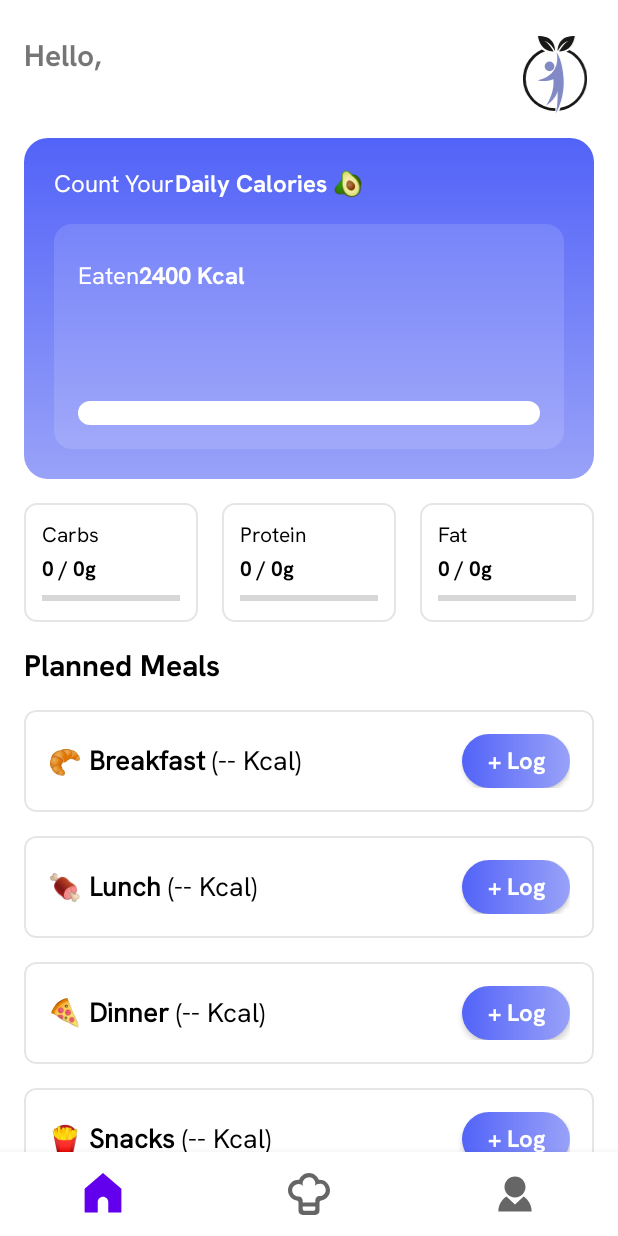
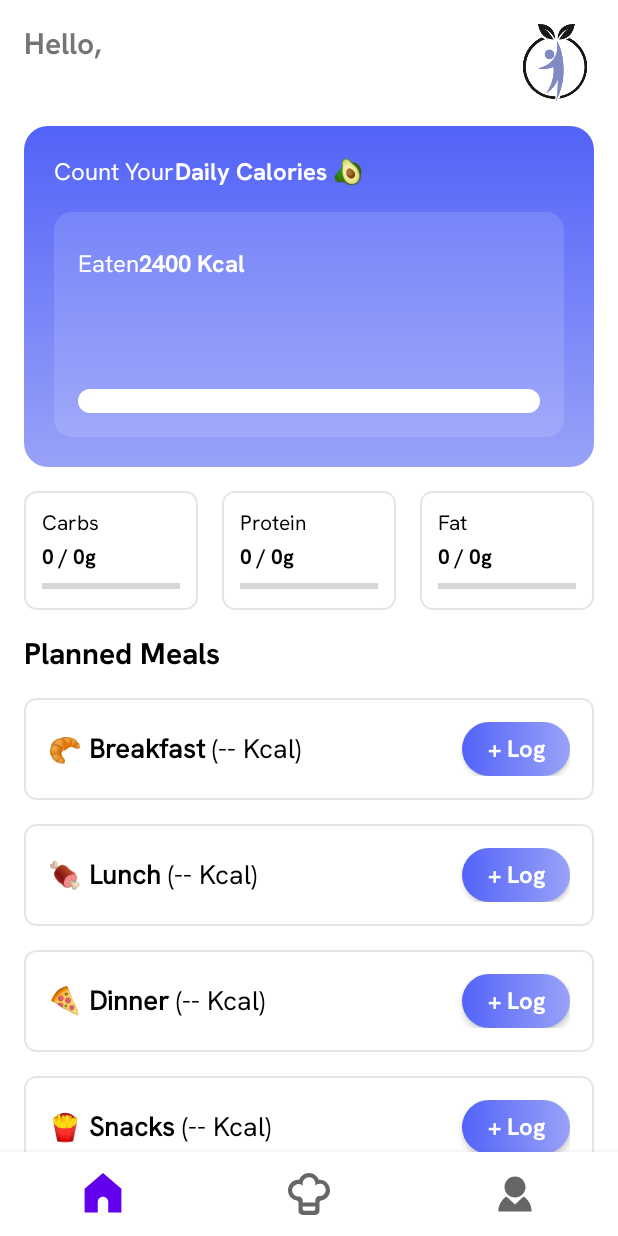
Before and after one commit to aimarmln/NutriVision, an Android app: the MainActivity screen opened directly, with no data from a screen before it, on a phone screen of 412 x 824 dp. Run offline under Robolectric (Android 15) with nearby library versions, the phone set to English and light mode, and no system bars; our stand-ins replace navigation-ui.

Commit message:
Bug fixes: Main Activity

```diff
--- a/app/src/main/java/com/example/nutrivision/ui/home/HomeFragment.kt
+++ b/app/src/main/java/com/example/nutrivision/ui/home/HomeFragment.kt
@@ -44,6 +44,7 @@ class HomeFragment : Fragment() {
     private lateinit var snacksItemMealAdapter: ItemMealAdapter
 
     private var hasAnimatedOnce = false
+    private var hasRefreshedHomeOnce = false
 
     // This property is only valid between onCreateView and
     // onDestroyView.
@@ -56,13 +57,6 @@ class HomeFragment : Fragment() {
     ): View {
         _binding = FragmentHomeBinding.inflate(inflater, container, false)
         val root: View = binding.root
-
-        val pref = SettingPreferences.getInstance(requireContext().dataStore)
-        lifecycleScope.launch {
-            val accessToken = pref.accessToken.first() ?: "Unknown access token"
-            val refreshToken = pref.refreshToken.first() ?: "Unknown refresh token"
-            homeViewModel.home(accessToken, refreshToken)
-        }
 
         breakfastItemMealAdapter = ItemMealAdapter()
         binding.rvBreakfast.layoutManager = LinearLayoutManager(requireContext())
@@ -146,7 +140,11 @@ class HomeFragment : Fragment() {
                 binding.tvFat.text = fatText
                 binding.fatProgressBar.max = fatsPerDay ?: 0
                 if (!hasAnimatedOnce) {
-                    animateProgressBar(binding.fatProgressBar, fatsEaten ?: 0)
+                    if (fatsEaten != null && fatsPerDay != null && fatsEaten >= fatsPerDay) {
+                        animateProgressBar(binding.fatProgressBar, fatsPerDay ?: 0)
+                    } else {
+                        animateProgressBar(binding.fatProgressBar, fatsEaten ?: 0)
+                    }
                 } else {
                     binding.fatProgressBar.progress = fatsEaten ?: 0
                 }
@@ -243,7 +241,6 @@ class HomeFragment : Fragment() {
                 } else {
                     snacksItemMealAdapter.submitList(emptyList())
                 }
-
             }
         }
 
@@ -261,6 +258,16 @@ class HomeFragment : Fragment() {
 
         binding.btnLogSnacks.setOnClickListener {
             navigateToMealActivity("Snacks")
+        }
+
+        val navView = requireActivity().findViewById<View>(R.id.nav_view)
+        navView?.post {
+            binding.scrollView.setPadding(
+                binding.scrollView.paddingLeft,
+                binding.scrollView.paddingTop,
+                binding.scrollView.paddingRight,
+                navView.height
+            )
         }
 
         return root
@@ -292,8 +299,24 @@ class HomeFragment : Fragment() {
 
     override fun onResume() {
         super.onResume()
+
+        if (!hasRefreshedHomeOnce) {
+            hasRefreshedHomeOnce = true
+
+            view?.post {
+                parentFragmentManager.beginTransaction()
+                    .detach(this)
+                    .commitNowAllowingStateLoss()
+
+                parentFragmentManager.beginTransaction()
+                    .attach(this)
+                    .commitNowAllowingStateLoss()
+            }
+            return
+        }
+
+        val pref = SettingPreferences.getInstance(requireContext().dataStore)
         lifecycleScope.launch {
-            val pref = SettingPreferences.getInstance(requireContext().dataStore)
             val accessToken = pref.accessToken.first() ?: "Unknown access token"
             val refreshToken = pref.refreshToken.first() ?: "Unknown refresh token"
             homeViewModel.home(accessToken, refreshToken)
--- a/app/src/main/res/layout/activity_main.xml
+++ b/app/src/main/res/layout/activity_main.xml
@@ -12,7 +12,7 @@
         android:layout_width="match_parent"
         android:layout_height="match_parent"
         app:defaultNavHost="true"
-        app:layout_constraintBottom_toTopOf="@id/nav_view"
+        app:layout_constraintBottom_toBottomOf="@id/nav_view"
         app:layout_constraintLeft_toLeftOf="parent"
         app:layout_constraintRight_toRightOf="parent"
         app:layout_constraintTop_toTopOf="parent"
--- a/app/src/main/res/layout/fragment_home.xml
+++ b/app/src/main/res/layout/fragment_home.xml
@@ -2,23 +2,23 @@
 <ScrollView xmlns:android="http://schemas.android.com/apk/res/android"
     xmlns:app="http://schemas.android.com/apk/res-auto"
     xmlns:tools="http://schemas.android.com/tools"
+    android:id="@+id/scrollView"
     android:layout_width="match_parent"
     android:layout_height="match_parent"
     android:fillViewport="true"
     android:scrollbars="none"
-    android:layout_marginBottom="?attr/actionBarSize"
     tools:context=".ui.home.HomeFragment">
 
     <androidx.constraintlayout.widget.ConstraintLayout
         android:layout_width="match_parent"
         android:layout_height="wrap_content"
-        android:layout_marginHorizontal="16dp">
+        android:layout_marginHorizontal="16dp"
+        android:paddingTop="16dp">
 
         <TextView
             android:id="@+id/tvGreetings"
             android:layout_width="wrap_content"
             android:layout_height="wrap_content"
-            android:layout_marginTop="24dp"
             android:fontFamily="@font/hanken_grotesk_bold"
             android:text="@string/dashboard_greetings"
             android:textSize="20sp"
@@ -40,7 +40,6 @@
             android:id="@+id/imageView16"
             android:layout_width="52dp"
             android:layout_height="52dp"
-            android:layout_marginTop="24dp"
             app:layout_constraintEnd_toEndOf="parent"
             app:layout_constraintTop_toTopOf="parent"
             app:srcCompat="@drawable/ic_nutrivision" />
@@ -56,7 +55,6 @@
             app:layout_constraintEnd_toEndOf="parent"
             app:layout_constraintStart_toStartOf="parent"
             app:layout_constraintTop_toBottomOf="@+id/tvUsername">
-
 
             <LinearLayout
                 android:layout_width="match_parent"
@@ -324,7 +322,8 @@
             android:orientation="vertical"
             app:layout_constraintEnd_toEndOf="parent"
             app:layout_constraintStart_toStartOf="parent"
-            app:layout_constraintTop_toBottomOf="@id/tvPlannedMeals">
+            app:layout_constraintTop_toBottomOf="@id/tvPlannedMeals"
+            app:layout_constraintBottom_toBottomOf="parent">
 
             <!-- Breakfast Card -->
             <com.google.android.material.card.MaterialCardView
@@ -336,7 +335,6 @@
                 app:cardElevation="0dp"
                 app:layout_constraintEnd_toEndOf="parent"
                 app:layout_constraintStart_toStartOf="parent"
-                app:layout_constraintTop_toBottomOf="@+id/edtSearch"
                 app:strokeColor="#1A000000"
                 app:strokeWidth="1dp">
 
@@ -397,7 +395,6 @@
                 app:cardElevation="0dp"
                 app:layout_constraintEnd_toEndOf="parent"
                 app:layout_constraintStart_toStartOf="parent"
-                app:layout_constraintTop_toBottomOf="@+id/edtSearch"
                 app:strokeColor="#1A000000"
                 app:strokeWidth="1dp">
 
@@ -458,7 +455,6 @@
                 app:cardElevation="0dp"
                 app:layout_constraintEnd_toEndOf="parent"
                 app:layout_constraintStart_toStartOf="parent"
-                app:layout_constraintTop_toBottomOf="@+id/edtSearch"
                 app:strokeColor="#1A000000"
                 app:strokeWidth="1dp">
 
@@ -519,7 +515,6 @@
                 app:cardElevation="0dp"
                 app:layout_constraintEnd_toEndOf="parent"
                 app:layout_constraintStart_toStartOf="parent"
-                app:layout_constraintTop_toBottomOf="@+id/edtSearch"
                 app:strokeColor="#1A000000"
                 app:strokeWidth="1dp">
 
--- a/app/src/main/res/layout/fragment_profile.xml
+++ b/app/src/main/res/layout/fragment_profile.xml
@@ -2,11 +2,11 @@
 <ScrollView xmlns:android="http://schemas.android.com/apk/res/android"
     xmlns:app="http://schemas.android.com/apk/res-auto"
     xmlns:tools="http://schemas.android.com/tools"
+    android:id="@+id/scrollView"
     android:layout_width="match_parent"
     android:layout_height="wrap_content"
     android:fillViewport="true"
     android:scrollbars="none"
-    android:layout_marginBottom="?attr/actionBarSize"
     tools:context=".ui.profile.ProfileFragment">
 
     <androidx.constraintlayout.widget.ConstraintLayout
--- a/app/src/main/res/layout/fragment_recipes.xml
+++ b/app/src/main/res/layout/fragment_recipes.xml
@@ -2,10 +2,10 @@
 <androidx.constraintlayout.widget.ConstraintLayout xmlns:android="http://schemas.android.com/apk/res/android"
     xmlns:app="http://schemas.android.com/apk/res-auto"
     xmlns:tools="http://schemas.android.com/tools"
+    android:id="@+id/scrollView"
     android:layout_width="match_parent"
     android:layout_height="match_parent"
     android:fillViewport="true"
-    android:layout_marginBottom="?attr/actionBarSize"
     tools:context=".ui.recipes.RecipesFragment">
 
     <TextView
```
Also changed, not shown: app/src/main/java/com/example/nutrivision/ui/profile/ProfileFragment.kt (+13 -5 lines), app/src/main/java/com/example/nutrivision/ui/recipes/RecipesFragment.kt (+11 -0 lines).
